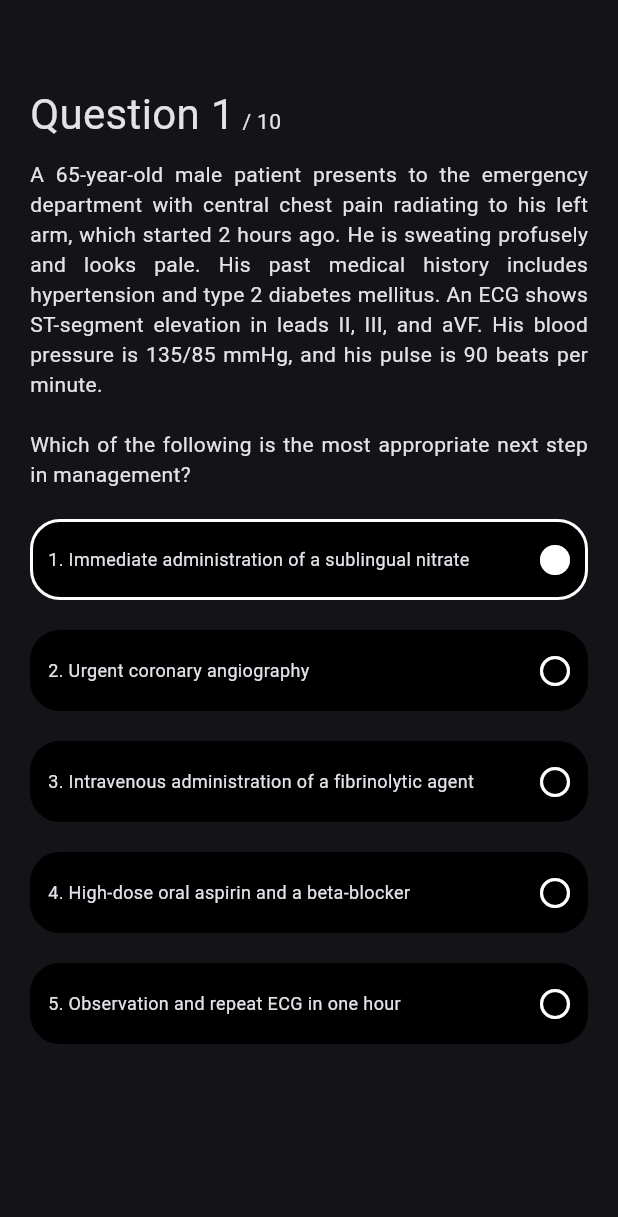
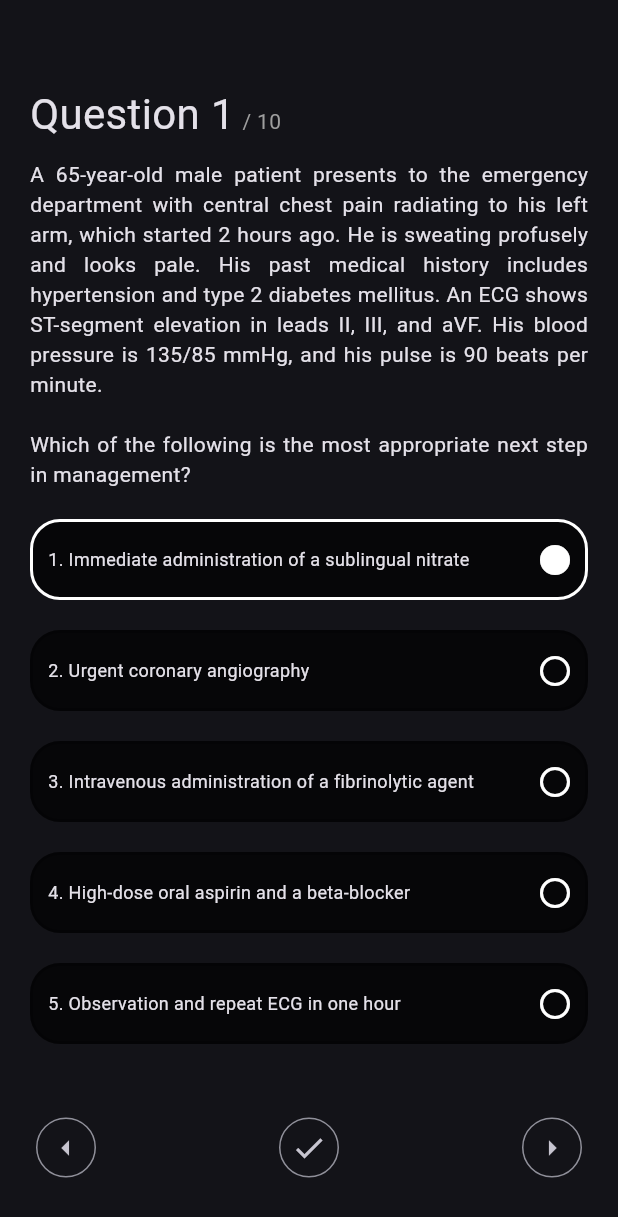
Before and after one commit to anchit-chandran/med_sba, a Flutter app: the screen it shows after launch, after a tap on an icon or button, on a phone screen of 412 x 824 dp. Shown: the top 1217 px of the screen. Run offline on Flutter 3.47's test engine with Material 3 defaults, Android fonts, the light colour scheme and no system bars.

Commit message:
adjusts stylings
Signed-off-by: anchit-chandran <anchit97123@gmail.com>

```diff
--- a/lib/main.dart
+++ b/lib/main.dart
@@ -68,8 +68,8 @@ class _QuestionPageState extends State<QuestionPage> {
         padding: const EdgeInsets.symmetric(
           horizontal: 20.0,
         ),
-        child: Center(
         child: Column(
+          mainAxisAlignment: MainAxisAlignment.spaceBetween,
           crossAxisAlignment: CrossAxisAlignment.center,
           children: [
             Expanded(
@@ -87,17 +87,52 @@ class _QuestionPageState extends State<QuestionPage> {
               ),
             ),
             Expanded(
-                flex: 1,
+              flex: 0,
               child: Container(
                 child: Answers(
                   answers: answers,
                 ),
               ),
             ),
+            Expanded(
+              child: ActionButtonsRow(),
+            ),
           ],
         ),
       ),
+    );
+  }
+}
+
+class ActionButtonsRow extends StatelessWidget {
+  const ActionButtonsRow({
+    super.key,
+  });
+
+  @override
+  Widget build(BuildContext context) {
+    return Row(
+      mainAxisAlignment: MainAxisAlignment.spaceBetween,
+      children: [
+        IconButton.outlined(
+          onPressed: () {
+            print('pressed prev q');
+          },
+          icon: Icon(Icons.arrow_left),
         ),
+        IconButton.outlined(
+          onPressed: () {
+            print('submit');
+          },
+          icon: Icon(Icons.check),
+        ),
+        IconButton.outlined(
+          onPressed: () {
+            print('pressed next q');
+          },
+          icon: Icon(Icons.arrow_right),
+        ),
+      ],
     );
   }
 }
@@ -158,7 +193,7 @@ class _AnswersState extends State<Answers> {
           color: Colors.white,
         );
         answerBorder = Border.all(
-          color: Colors.black,
+          color: Colors.black26,
           width: 2.0,
         );
       }
@@ -181,7 +216,7 @@ class _AnswersState extends State<Answers> {
           decoration: BoxDecoration(
             border: answerBorder,
             borderRadius: BorderRadius.circular(20.0),
-            color: Colors.black,
+            color: Color.fromARGB(169, 0, 0, 0),
           ),
           child: Row(
             mainAxisAlignment: MainAxisAlignment.spaceBetween,
@@ -265,7 +300,9 @@ class Progress extends StatelessWidget {
         ),
         Text(
           '/ $questionTotal',
-          style: TextStyle(),
+          style: TextStyle(
+            color: Colors.grey,
+          ),
         ),
       ],
     );
```
Lines whose indentation alone changed are shown as unchanged.
